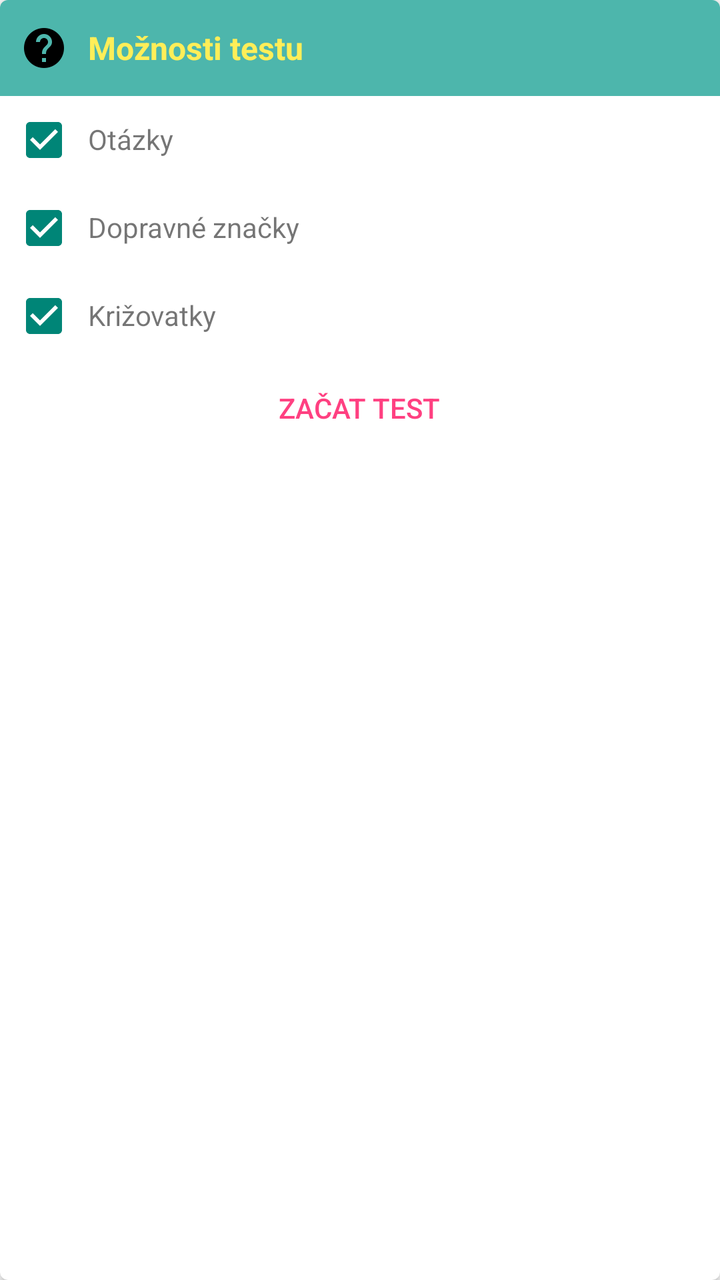
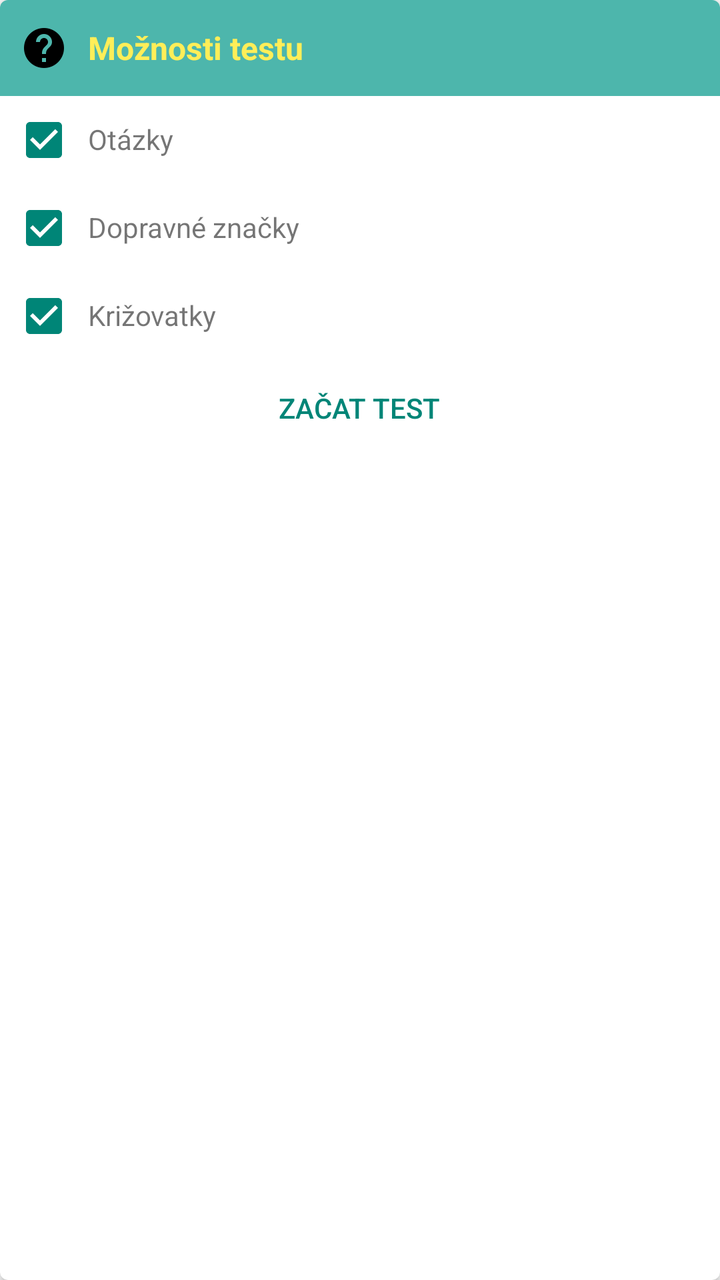

The first picture is an Android layout as it rendered before a commit; the second is the same layout after the commit. The layout source and the unified diff follow.
<!-- AndroidManifest.xml: application theme MyTheme.Light -->
<!-- res/layout/fragment_moznosti_testu.xml -->
<?xml version="1.0" encoding="utf-8"?>
<android.support.v7.widget.CardView
    android:id="@+id/card_view"
    xmlns:android="http://schemas.android.com/apk/res/android"
    xmlns:card_view="http://schemas.android.com/apk/res-auto"
    xmlns:tools="http://schemas.android.com/tools"
    android:layout_width="match_parent"
    android:layout_height="wrap_content"
    card_view:cardBackgroundColor="?attr/colorCardBackground"
    card_view:cardCornerRadius="4dp"
    tools:context=".VyberTestuFragment">

    
    <RelativeLayout
        android:layout_width="match_parent"
        android:layout_height="48dp"
        android:background="?attr/colorSecondary"
        android:gravity="center_vertical">

        
        <ImageView
            android:id="@+id/title_icon"
            android:layout_width="24dp"
            android:layout_height="24dp"
            android:layout_centerVertical="true"
            android:layout_margin="10dp"
            android:contentDescription="@null"
            android:src="@drawable/ic_help_black_24dp"/>

        
        <TextView
            android:id="@+id/title_text"
            android:layout_width="wrap_content"
            android:layout_height="match_parent"
            android:layout_toEndOf="@id/title_icon"
            android:layout_toRightOf="@id/title_icon"
            android:gravity="center_vertical"
            android:text="@string/moznosti_testu"
            android:textColor="#FFEE58"
            android:textSize="16sp"
            android:textStyle="bold"/>

    </RelativeLayout>

    
    <LinearLayout
        android:layout_width="match_parent"
        android:layout_height="wrap_content"
        android:layout_marginTop="48dp"
        android:orientation="vertical">

        
        <RelativeLayout
            android:id="@+id/otazky"
            android:layout_width="fill_parent"
            android:layout_height="wrap_content">

            <CheckBox
                android:id="@+id/otazky_checkbox"
                android:layout_width="wrap_content"
                android:layout_height="wrap_content"
                android:layout_gravity="center_vertical"
                android:layout_margin="6dp"
                android:checked="true"/>

            <TextView
                android:layout_width="wrap_content"
                android:layout_height="wrap_content"
                android:layout_marginTop="12dp"
                android:layout_toEndOf="@id/otazky_checkbox"
                android:layout_toRightOf="@id/otazky_checkbox"
                android:text="@string/otazky"/>

        </RelativeLayout>

        
        <RelativeLayout
            android:id="@+id/dopravne_znacky"
            android:layout_width="fill_parent"
            android:layout_height="wrap_content">

            <CheckBox
                android:id="@+id/dopravne_znacky_checkbox"
                android:layout_width="wrap_content"
                android:layout_height="wrap_content"
                android:layout_gravity="center_vertical"
                android:layout_margin="6dp"
                android:checked="true"/>

            <TextView
                android:layout_width="wrap_content"
                android:layout_height="wrap_content"
                android:layout_marginTop="12dp"
                android:layout_toEndOf="@id/dopravne_znacky_checkbox"
                android:layout_toRightOf="@id/dopravne_znacky_checkbox"
                android:text="@string/dopravne_znacky"/>

        </RelativeLayout>

        
        <RelativeLayout
            android:id="@+id/krizovatky"
            android:layout_width="fill_parent"
            android:layout_height="wrap_content">

            <CheckBox
                android:id="@+id/krizovatky_checkbox"
                android:layout_width="wrap_content"
                android:layout_height="wrap_content"
                android:layout_gravity="center_vertical"
                android:layout_margin="6dp"
                android:checked="true"/>

            <TextView
                android:layout_width="wrap_content"
                android:layout_height="wrap_content"
                android:layout_marginTop="12dp"
                android:layout_toEndOf="@id/krizovatky_checkbox"
                android:layout_toRightOf="@id/krizovatky_checkbox"
                android:text="@string/krizovatky"/>

        </RelativeLayout>

        
        

        
        

        <Button
            android:id="@+id/zacat_test"
            style="?android:attr/borderlessButtonStyle"
            android:layout_width="wrap_content"
            android:layout_height="wrap_content"
            android:layout_gravity="center_horizontal"
            android:layout_marginBottom="4dp"
            android:gravity="center"
            android:text="@string/zacat_test"
            android:textColor="@color/colorAccent"/>

    </LinearLayout>

</android.support.v7.widget.CardView>
<!-- resources referenced by this layout -->
<resources>
  <color name="colorAccent" type="color">#FF4081</color>
  <!-- drawable ic_help_black_24dp: png bitmap (drawable-hdpi, 458 bytes) -->
  <string name="dopravne_znacky">Dopravné značky</string>
  <string name="krizovatky">Križovatky</string>
  <string name="moznosti_testu">Možnosti testu</string>
  <string name="otazky">Otázky</string>
  <string name="zacat_test">ZAČAT TEST</string>
  <style name="MyTheme.Light" parent="@style/Theme.AppCompat.Light.NoActionBar">
          
          
          <item name="colorPrimary">@color/colorPrimary</item>
          <item name="colorPrimaryDark">@color/colorPrimaryDark</item>
          <item name="colorSecondary">@color/colorSecondary</item>
          <item name="colorSecondaryDark">@color/colorSecondaryDark</item>
          <item name="colorCardBackground">@color/colorCardBackground</item>
          <item name="colorNavigationDrawerBackground">@color/colorNavigationDrawerBackground</item>
      </style>
  <color name="colorPrimary" type="color">#4285F4</color>
  <color name="colorPrimaryDark" type="color">#3367D6</color>
  <color name="colorSecondary" type="color">@color/deep_teal_300</color>
  <color name="colorSecondaryDark" type="color">@color/deep_teal_500</color>
  <color name="colorCardBackground" type="color">#ffffff</color>
  <color name="colorNavigationDrawerBackground" type="color">#fafafa</color>
  <color name="deep_teal_300" type="color">#4DB6AC</color>
  <color name="deep_teal_500" type="color">#009688</color>
</resources>

<!-- the commit's change to res/layout/fragment_moznosti_testu.xml (unified diff, before → after) -->
@@ -136,7 +136,7 @@
             android:layout_marginBottom="4dp"
             android:gravity="center"
             android:text="@string/zacat_test"
-            android:textColor="@color/colorAccent"/>
+            android:textColor="?attr/android:colorAccent"/>
 
     </LinearLayout>
 
<!-- resource entries referenced after the edit -->
@@ -1,6 +1,5 @@
 <!-- resources referenced by this layout -->
 <resources>
-  <color name="colorAccent" type="color">#FF4081</color>
   <!-- drawable ic_help_black_24dp: png bitmap (drawable-hdpi, 458 bytes) -->
   <string name="dopravne_znacky">Dopravné značky</string>
   <string name="krizovatky">Križovatky</string>
@@ -14,6 +13,10 @@
           <item name="colorPrimaryDark">@color/colorPrimaryDark</item>
           <item name="colorSecondary">@color/colorSecondary</item>
           <item name="colorSecondaryDark">@color/colorSecondaryDark</item>
+          <item name="colorTextTitle">@color/colorTextTitle</item>
+          
+          <item name="colorFlatButtons">@color/colorFlatButtons</item>
+          <item name="colorTabIndicator">@color/colorTabIndicator</item>
           <item name="colorCardBackground">@color/colorCardBackground</item>
           <item name="colorNavigationDrawerBackground">@color/colorNavigationDrawerBackground</item>
       </style>
@@ -21,8 +24,11 @@
   <color name="colorPrimaryDark" type="color">#3367D6</color>
   <color name="colorSecondary" type="color">@color/deep_teal_300</color>
   <color name="colorSecondaryDark" type="color">@color/deep_teal_500</color>
-  <color name="colorCardBackground" type="color">#ffffff</color>
-  <color name="colorNavigationDrawerBackground" type="color">#fafafa</color>
+  <color name="colorTextTitle" type="color">#FFEE58</color>
+  <color name="colorFlatButtons" type="color">#FF4081</color>
+  <color name="colorTabIndicator" type="color">@color/colorSecondary</color>
+  <color name="colorCardBackground" type="color">#FFF</color>
+  <color name="colorNavigationDrawerBackground" type="color">#FAFAFA</color>
   <color name="deep_teal_300" type="color">#4DB6AC</color>
   <color name="deep_teal_500" type="color">#009688</color>
 </resources>
